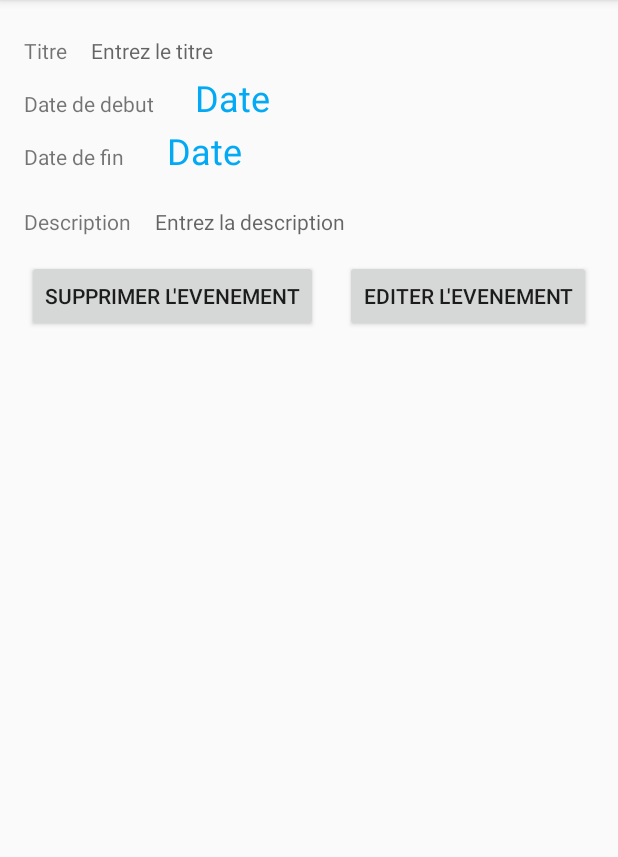
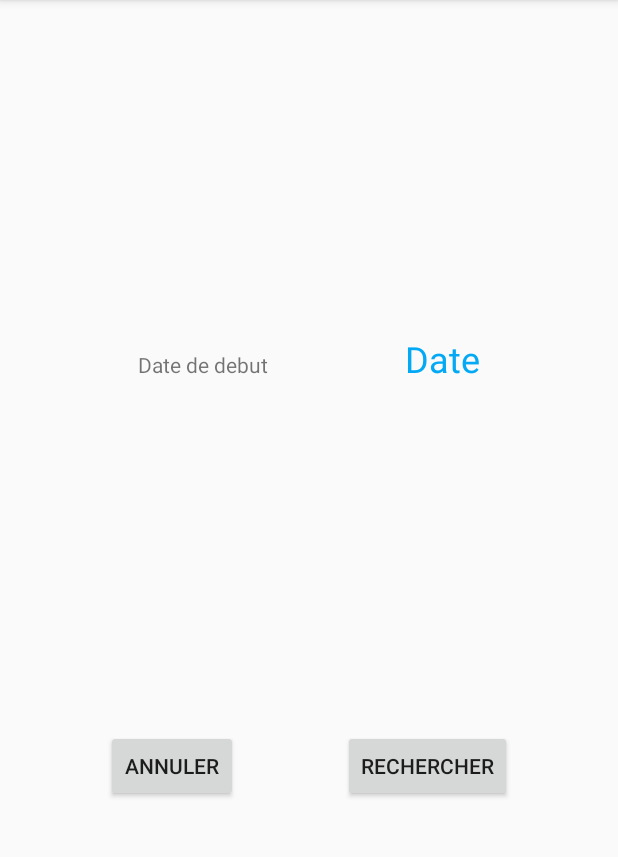
Before and after one commit to Iuzziel/FilRouge_Android, an Android app: the ConsulterEvenement screen opened directly, with no data from a screen before it, on a phone screen of 412 x 824 dp, the part 84-941 px from its top. Run offline under Robolectric (Android 15) with nearby library versions, the phone set to English and light mode, and no system bars.

Commit message:
push
TODO faire coincider les dates de la bdd avec les inserts et consult

```diff
--- a/app/src/main/java/afpa/dl101_filrouge_android/database/EvenementManager.java
+++ b/app/src/main/java/afpa/dl101_filrouge_android/database/EvenementManager.java
@@ -51,14 +51,11 @@ public class EvenementManager {
      */
     public Vector<Evenement> getEvenementJour(int date) {
         open();
-        /*
         Cursor c = bdd.query(TABLE_EVENEMENT,
                 new String[]{COL_ID, COL_TITRE, COL_DESCRIPTION, COL_DEBUT, COL_FIN},
                 date + " BETWEEN " + COL_DEBUT + " AND " + COL_FIN,
-                //COL_DEBUT + " <= " + date + " AND " + COL_FIN + " >= " + date,
+                // COL_DEBUT + " <= " + date + " AND " + COL_FIN + " >= " + date,
                 null, null, null, null);
-        */
-        Cursor c = bdd.rawQuery("SELECT * FROM " + TABLE_EVENEMENT, null);
         Log.d("EvenementManager", "c.getCount() : " + c.getCount());
         if (c.getCount() != 0) {
             return cursorToVectorEv(c);
--- a/app/src/main/java/afpa/dl101_filrouge_android/objet/EvenementAdapter.java
+++ b/app/src/main/java/afpa/dl101_filrouge_android/objet/EvenementAdapter.java
@@ -49,7 +49,7 @@ public class EvenementAdapter extends BaseAdapter {
         }
 
         TextView editTitre = (TextView) layoutItem.findViewById(R.id.editTitre);
-        TextView dateDebut = (TextView) layoutItem.findViewById(R.id.dateDebutDisplay);
+        TextView dateDebut = (TextView) layoutItem.findViewById(R.id.dateConsultDisplay);
         TextView dateFin = (TextView) layoutItem.findViewById(R.id.dateFinDisplay);
         TextView editDesc = (TextView) layoutItem.findViewById(R.id.editDescription);
 
--- a/app/src/main/res/layout/activity_ajouter_evenement.xml
+++ b/app/src/main/res/layout/activity_ajouter_evenement.xml
@@ -47,7 +47,7 @@
         app:layout_constraintTop_toBottomOf="@+id/editTitre" />
 
     <TextView
-        android:id="@+id/dateDebutDisplay"
+        android:id="@+id/dateConsultDisplay"
         android:layout_width="wrap_content"
         android:layout_height="wrap_content"
         android:layout_marginLeft="3dp"
--- /dev/null
+++ b/app/src/main/res/layout/activity_recherche_evenement.xml
@@ -0,0 +1,52 @@
+<?xml version="1.0" encoding="utf-8"?>
+<android.support.constraint.ConstraintLayout xmlns:android="http://schemas.android.com/apk/res/android"
+    xmlns:app="http://schemas.android.com/apk/res-auto"
+    xmlns:tools="http://schemas.android.com/tools"
+    android:layout_width="match_parent"
+    android:layout_height="match_parent"
+    tools:layout_editor_absoluteY="81dp"
+    tools:layout_editor_absoluteX="0dp">
+
+    <TextView
+        android:id="@+id/tv_DateDebut"
+        android:layout_width="wrap_content"
+        android:layout_height="wrap_content"
+        android:text="@string/tv_dateDebut"
+        app:layout_constraintLeft_toLeftOf="parent"
+        app:layout_constraintRight_toLeftOf="@+id/dateConsultDisplay"
+        app:layout_constraintTop_toTopOf="parent"
+        app:layout_constraintBottom_toTopOf="@+id/btn_annuler" />
+
+    <TextView
+        android:id="@+id/dateConsultDisplay"
+        android:layout_width="wrap_content"
+        android:layout_height="wrap_content"
+        android:onClick="onClick"
+        android:text="@string/dateDisplay"
+        android:textAppearance="@style/TextContactContactName"
+        app:layout_constraintBaseline_toBaselineOf="@+id/tv_DateDebut"
+        app:layout_constraintLeft_toRightOf="@+id/tv_DateDebut"
+        app:layout_constraintRight_toRightOf="parent" />
+
+    <Button
+        android:id="@+id/btn_annuler"
+        android:layout_width="wrap_content"
+        android:layout_height="wrap_content"
+        android:onClick="onClick"
+        android:text="@string/btnAnnuler"
+        app:layout_constraintLeft_toLeftOf="parent"
+        app:layout_constraintRight_toLeftOf="@+id/btn_recherche"
+        app:layout_constraintTop_toBottomOf="@+id/tv_DateDebut"
+        app:layout_constraintBottom_toBottomOf="parent" />
+
+    <Button
+        android:id="@+id/btn_recherche"
+        android:layout_width="wrap_content"
+        android:layout_height="wrap_content"
+        android:onClick="onClick"
+        android:text="@string/btn_recherche"
+        app:layout_constraintRight_toRightOf="parent"
+        app:layout_constraintLeft_toRightOf="@+id/btn_annuler"
+        app:layout_constraintBaseline_toBaselineOf="@+id/btn_annuler" />
+
+</android.support.constraint.ConstraintLayout>
--- a/app/src/main/res/values/strings.xml
+++ b/app/src/main/res/values/strings.xml
@@ -16,4 +16,8 @@
     <string name="btn_DelEvent">Supprimer l\'evenement</string>
     <string name="btn_AjoutEvent">Ajouter un evenement</string>
     <string name="btn_Consult">Consulter les evenements à venir</string>
+    <string name="noEventToast">Aucun evenement à cette date!</string>
+    <string name="btn_recherche">Rechercher</string>
+    <string name="err_incomplet">Champ incomplet.</string>
+    <string name="insertReussi">Insert réussi.</string>
 </resources>
```
Also changed, not shown: app/src/main/java/afpa/dl101_filrouge_android/MainActivity.java (+2 -8 lines), app/src/main/java/afpa/dl101_filrouge_android/metier/ToolBox.java (added, +11 -0 lines), app/src/main/java/afpa/dl101_filrouge_android/vues/AjouterEvenement.java (+10 -11 lines), app/src/main/java/afpa/dl101_filrouge_android/vues/ConsulterEvenement.java (+61 -2 lines), app/src/main/java/afpa/dl101_filrouge_android/vues/ListEvenement.java (+14 -5 lines).
